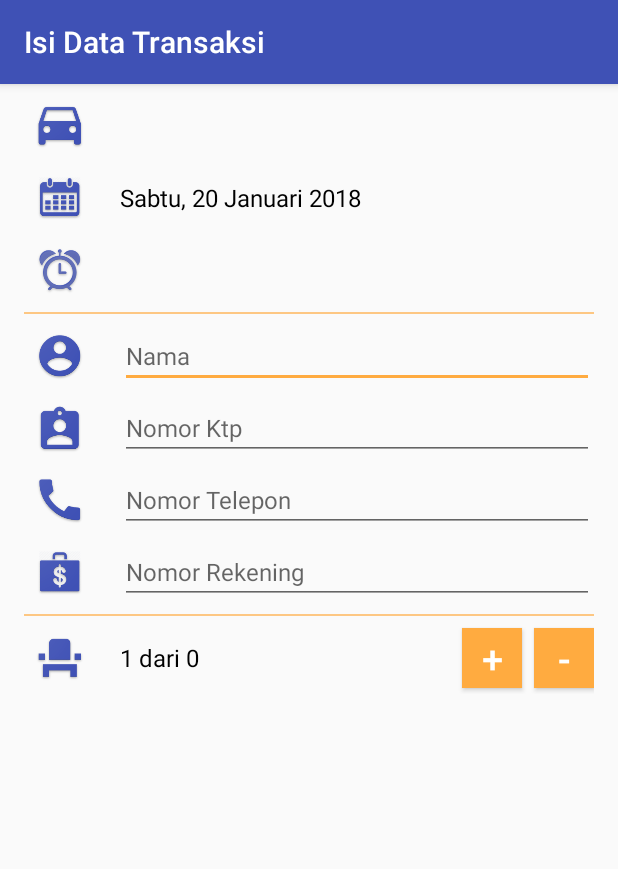
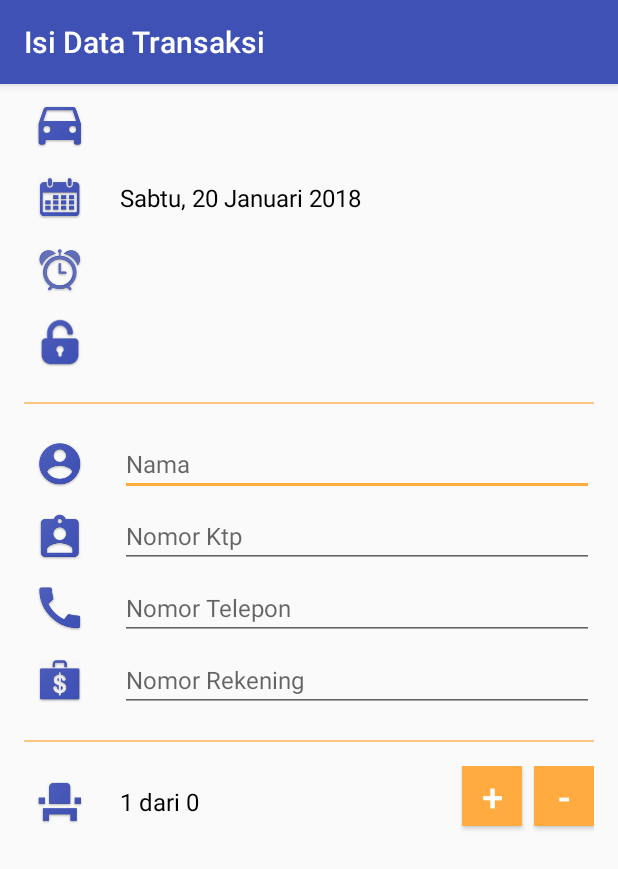
Before and after one commit to ahmad-mukhlish/JabarJakartaTravel, an Android app: the IsiDataActivity screen opened directly, with no data from a screen before it, on a phone screen of 412 x 824 dp. Shown: the top 869 px of the screen. Run offline under Robolectric (Android 15) with nearby library versions, the phone set to English and light mode, and no system bars; libraries missing offline, so code that uses them is left out: com.redmadrobot.inputmask, com.slmyldz.random; 18 statements that could not run were skipped.

Commit message:
add kode transaksi fix 9 digits

```diff
--- a/app/build.gradle
+++ b/app/build.gradle
@@ -35,6 +35,7 @@ dependencies {
     compile 'com.mikepenz:materialdrawer:6.0.2'
     compile 'de.hdodenhof:circleimageview:2.2.0'
     compile 'com.redmadrobot:inputmask:2.3.0'
+    compile 'com.github.slmyldz:AndroidRandom:1.0'
 
     testCompile 'junit:junit:4.12'
 }
--- a/app/src/main/java/com/programmerbaper/jabarjakartatravel/activities/IsiDataActivity.java
+++ b/app/src/main/java/com/programmerbaper/jabarjakartatravel/activities/IsiDataActivity.java
@@ -18,12 +18,17 @@ import com.programmerbaper.jabarjakartatravel.entities.Trayek;
 import com.programmerbaper.jabarjakartatravel.entities.Waktu;
 import com.programmerbaper.jabarjakartatravel.networking.QueryUtils;
 import com.redmadrobot.inputmask.MaskedTextChangedListener;
+import com.redmadrobot.inputmask.helper.Mask;
+import com.redmadrobot.inputmask.model.CaretString;
+import com.slmyldz.random.Randoms;
 
 import org.json.JSONArray;
 import org.json.JSONException;
 import org.json.JSONObject;
 
 import java.io.IOException;
+import java.text.DecimalFormat;
+import java.text.DecimalFormatSymbols;
 import java.text.ParseException;
 import java.text.SimpleDateFormat;
 import java.util.Date;
@@ -37,6 +42,8 @@ public class IsiDataActivity extends AppCompatActivity {
     private String mWaktu, mNama, mKtp, mTelp, mRekening;
     private boolean mBack = false;
     private Button mPesan;
+
+    public static int mKode;
 
 
     @Override
@@ -59,6 +66,10 @@ public class IsiDataActivity extends AppCompatActivity {
 
         TextView jam = findViewById(R.id.jam);
         jam.setText(mWaktu);
+
+        TextView kode = findViewById(R.id.kode);
+        mKode = Randoms.Integer(0, 999999999);
+        kode.setText(mask(generateKode(mKode)));
 
         final TextView tersedia = findViewById(R.id.tersedia);
         tersedia.setText(mDiambil + " dari " + mJumlahKursi);
@@ -269,7 +280,13 @@ public class IsiDataActivity extends AppCompatActivity {
             }
 
             try {
-                Log.v(LOG_TAG, QueryUtils.postWithHttp(QueryUtils.parseStringLinkToURL(urls[0]), createJsonMessage()));
+
+                boolean gagal = QueryUtils.postWithHttp(QueryUtils.parseStringLinkToURL(urls[0]), createJsonMessage()).equals("ada yang salah");
+
+                while (gagal) {
+                    gagal = QueryUtils.postWithHttp(QueryUtils.parseStringLinkToURL(urls[0]), createJsonMessage()).equals("ada yang salah");
+                }
+
             } catch (IOException e) {
                 Log.e(LOG_TAG, "Error when post with http", e);
             }
@@ -280,6 +297,7 @@ public class IsiDataActivity extends AppCompatActivity {
 
         @Override
         protected void onPostExecute(String response) {
+            //TODO INTENT GO TO CaraBayarActivity
             Toast.makeText(getBaseContext(), "Pesanan Anda telah dikirim", Toast.LENGTH_SHORT).show();
         }
 
@@ -289,15 +307,7 @@ public class IsiDataActivity extends AppCompatActivity {
             JSONObject jsonObject = new JSONObject();
 
             try {
-
-//                        "nama": "Ahmad",
-//                        "ktp": "4321432143214321",
-//                        "telp": "089510580775",
-//                        "rek": "44444444",
-//                        "jadwal": 1,
-//                        "tanggal": "2015-07-01",
-//                        "kursi" : 2
-
+                jsonObject.accumulate("id", generateKode(mKode));
                 jsonObject.accumulate("nama", mNama);
                 jsonObject.accumulate("ktp", mKtp);
                 jsonObject.accumulate("telp", mTelp);
@@ -307,7 +317,7 @@ public class IsiDataActivity extends AppCompatActivity {
                         sqlFormatDate(new SimpleDateFormat("EEEE, dd MMMM yyyy", new Locale("in", "ID")),
                                 TrayekRecycleAdapter.mTanggal
                         ));
-                jsonObject.accumulate("kursi", mJumlahKursi);
+                jsonObject.accumulate("kursi", mDiambil);
 
 
             } catch (JSONException e) {
@@ -320,4 +330,43 @@ public class IsiDataActivity extends AppCompatActivity {
 
     }
 
+    private String generateKode(int kode) {
+
+        String hasil = "";
+
+        if (kode < 1000000000 && kode > 99999999)
+            hasil += kode;
+        else if (kode < 100000000 && kode > 9999999)
+            hasil += "0" + kode;
+        else if (kode < 10000000 && kode > 999999)
+            hasil += "00" + kode;
+        else if (kode < 1000000 && kode > 99999)
+            hasil += "000" + kode;
+        else if (kode < 100000 && kode > 9999)
+            hasil += "0000" + kode;
+        else if (kode < 10000 && kode > 999)
+            hasil += "00000" + kode;
+        else if (kode < 1000 && kode > 99)
+            hasil += "000000" + kode;
+        else if (kode < 100 && kode > 9)
+            hasil += "0000000" + kode;
+        else
+            hasil += "00000000" + kode;
+
+
+        return hasil;
+    }
+
+    private String mask(String input) {
+        final Mask mask = new Mask("[000]-[000]-[000]");
+        final Mask.Result result = mask.apply(
+                new CaretString(
+                        input,
+                        input.length()
+                ),
+                false
+        );
+
+        return result.getFormattedText().getString();
+    }
 }
--- a/app/src/main/java/com/programmerbaper/jabarjakartatravel/entities/Trayek.java
+++ b/app/src/main/java/com/programmerbaper/jabarjakartatravel/entities/Trayek.java
@@ -88,4 +88,6 @@ public class Trayek implements Parcelable {
 
     }
 
+
+
 }
--- a/app/src/main/res/layout/activity_isi_data.xml
+++ b/app/src/main/res/layout/activity_isi_data.xml
@@ -90,11 +90,34 @@
 
             </LinearLayout>
 
+            <LinearLayout
+                android:layout_width="match_parent"
+                android:layout_height="wrap_content"
+                android:gravity="center_vertical"
+                android:orientation="horizontal">
+
+                <ImageView
+                    android:layout_width="wrap_content"
+                    android:layout_height="wrap_content"
+                    android:layout_marginEnd="16dp"
+                    android:src="@mipmap/kode" />
+
+                <TextView
+                    android:id="@+id/kode"
+                    android:layout_width="wrap_content"
+                    android:layout_height="wrap_content"
+                    android:textColor="#000000"
+                    android:textSize="16sp"
+                    tools:text="123456" />
+
+
+            </LinearLayout>
+
             <View
                 android:layout_width="match_parent"
                 android:layout_height="1dp"
-                android:layout_marginBottom="4dp"
-                android:layout_marginTop="4dp"
+                android:layout_marginBottom="16dp"
+                android:layout_marginTop="16dp"
                 android:background="#a3ffab40" />
 
             <LinearLayout
@@ -200,8 +223,8 @@
             <View
                 android:layout_width="match_parent"
                 android:layout_height="1dp"
-                android:layout_marginBottom="4dp"
-                android:layout_marginTop="4dp"
+                android:layout_marginBottom="16dp"
+                android:layout_marginTop="16dp"
                 android:background="#a3ffab40" />
 
             <RelativeLayout
@@ -234,7 +257,6 @@
                     android:layout_width="40dp"
                     android:layout_height="40dp"
                     android:layout_alignParentEnd="true"
-                    android:layout_marginTop="4dp"
                     android:background="@color/colorAccent"
                     android:elevation="4dp"
                     android:text="@string/tanda_minus"
@@ -246,7 +268,6 @@
                     android:layout_width="40dp"
                     android:layout_height="40dp"
                     android:layout_marginEnd="8dp"
-                    android:layout_marginTop="4dp"
                     android:layout_toStartOf="@id/minus"
                     android:background="@color/colorAccent"
                     android:elevation="4dp"
--- a/build.gradle
+++ b/build.gradle
@@ -19,6 +19,7 @@ allprojects {
     repositories {
         google()
         jcenter()
+        maven { url "https://jitpack.io" }
     }
 }
 
```
Also changed, not shown: app/src/main/res/mipmap-hdpi/bca.png (added), app/src/main/res/mipmap-hdpi/kode.png (added), app/src/main/res/mipmap-hdpi/mandiri.png (added), app/src/main/res/mipmap-mdpi/bca.png (added), app/src/main/res/mipmap-mdpi/kode.png (added), app/src/main/res/mipmap-mdpi/mandiri.png (added), app/src/main/res/mipmap-xhdpi/bca.png (added), app/src/main/res/mipmap-xhdpi/kode.png (added), app/src/main/res/mipmap-xhdpi/mandiri.png (added), app/src/main/res/mipmap-xxhdpi/bca.png (added), app/src/main/res/mipmap-xxhdpi/kode.png (added), app/src/main/res/mipmap-xxhdpi/mandiri.png (added), app/src/main/res/mipmap-xxxhdpi/bca.png (added), app/src/main/res/mipmap-xxxhdpi/kode.png (added), 1 more files.
